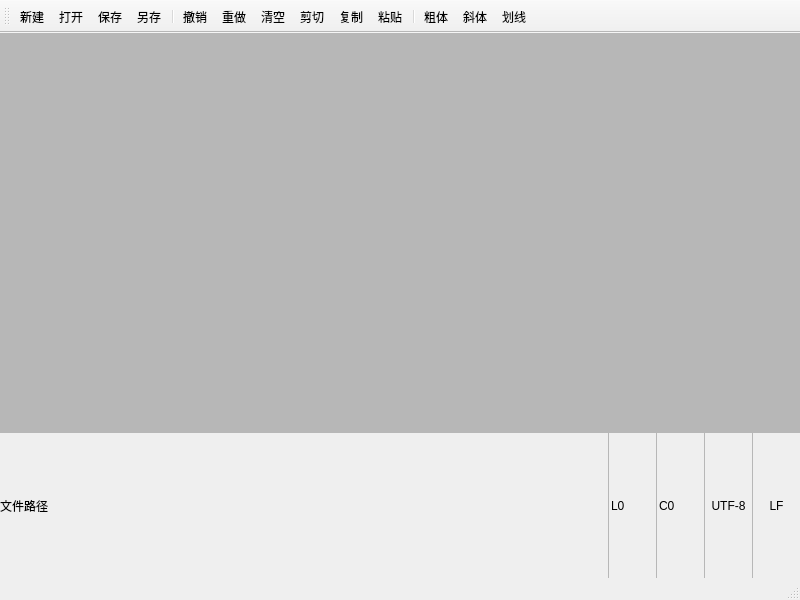
First picture: the form in _en/Computer/Operating_System/Qt_C++_Programming/Notebook/Notebook.ui, repository bss9395/bss9395.github.io, before the edit.
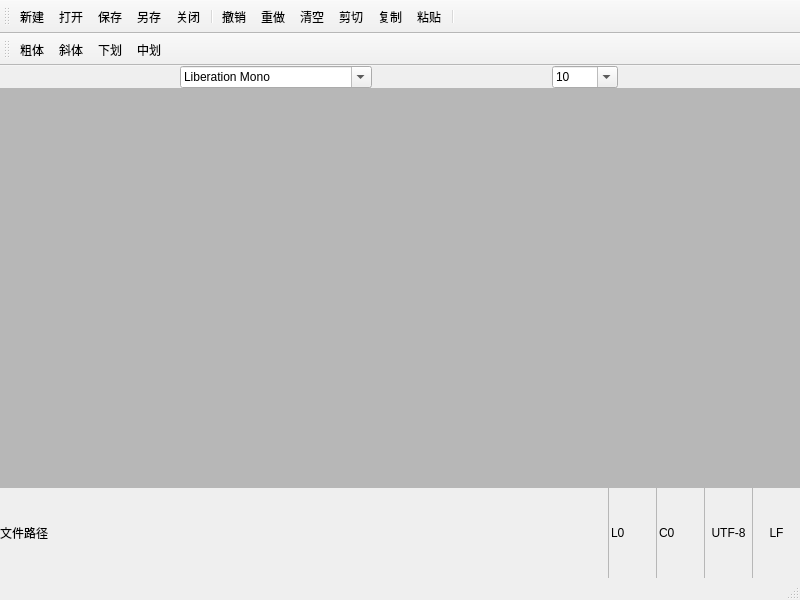
Second picture: the form after the edit. Icons and pictures are not drawn.

```diff
--- a/_en/Computer/Operating_System/Qt_C++_Programming/Notebook/Notebook.ui
+++ b/_en/Computer/Operating_System/Qt_C++_Programming/Notebook/Notebook.ui
@@ -13,6 +13,9 @@
   <property name="windowTitle">
    <string>Notebook</string>
   </property>
+  <property name="toolButtonStyle">
+   <enum>Qt::ToolButtonTextUnderIcon</enum>
+  </property>
   <widget class="QWidget" name="centralwidget">
    <layout class="QVBoxLayout" name="verticalLayout">
     <property name="spacing">
@@ -30,6 +33,206 @@
     <property name="bottomMargin">
      <number>0</number>
     </property>
+    <item>
+     <widget class="QGroupBox" name="GB_Font">
+      <property name="styleSheet">
+       <string notr="true">QGroupBox {
+	border: 0px solid;
+}</string>
+      </property>
+      <property name="title">
+       <string/>
+      </property>
+      <layout class="QHBoxLayout" name="horizontalLayout_2">
+       <property name="spacing">
+        <number>0</number>
+       </property>
+       <property name="leftMargin">
+        <number>0</number>
+       </property>
+       <property name="topMargin">
+        <number>0</number>
+       </property>
+       <property name="rightMargin">
+        <number>0</number>
+       </property>
+       <property name="bottomMargin">
+        <number>0</number>
+       </property>
+       <item>
+        <widget class="QFontComboBox" name="FCB_Font">
+         <property name="sizePolicy">
+          <sizepolicy hsizetype="Fixed" vsizetype="Fixed">
+           <horstretch>0</horstretch>
+           <verstretch>0</verstretch>
+          </sizepolicy>
+         </property>
+         <property name="maximumSize">
+          <size>
+           <width>192</width>
+           <height>24</height>
+          </size>
+         </property>
+         <property name="maxVisibleItems">
+          <number>20</number>
+         </property>
+         <property name="insertPolicy">
+          <enum>QComboBox::NoInsert</enum>
+         </property>
+         <property name="sizeAdjustPolicy">
+          <enum>QComboBox::AdjustToContents</enum>
+         </property>
+         <property name="minimumContentsLength">
+          <number>0</number>
+         </property>
+         <property name="currentFont">
+          <font>
+           <family>Consolas</family>
+           <pointsize>9</pointsize>
+          </font>
+         </property>
+        </widget>
+       </item>
+       <item>
+        <widget class="QComboBox" name="CB_Font_Size">
+         <property name="sizePolicy">
+          <sizepolicy hsizetype="Fixed" vsizetype="Fixed">
+           <horstretch>0</horstretch>
+           <verstretch>0</verstretch>
+          </sizepolicy>
+         </property>
+         <property name="maximumSize">
+          <size>
+           <width>66</width>
+           <height>24</height>
+          </size>
+         </property>
+         <property name="editable">
+          <bool>true</bool>
+         </property>
+         <property name="currentText">
+          <string>10</string>
+         </property>
+         <property name="currentIndex">
+          <number>3</number>
+         </property>
+         <property name="maxVisibleItems">
+          <number>20</number>
+         </property>
+         <property name="insertPolicy">
+          <enum>QComboBox::NoInsert</enum>
+         </property>
+         <property name="sizeAdjustPolicy">
+          <enum>QComboBox::AdjustToContentsOnFirstShow</enum>
+         </property>
+         <property name="minimumContentsLength">
+          <number>0</number>
+         </property>
+         <item>
+          <property name="text">
+           <string>8</string>
+          </property>
+         </item>
+         <item>
+          <property name="text">
+           <string>9</string>
+          </property>
+         </item>
+         <item>
+          <property name="text">
+           <string>9.5</string>
+          </property>
+         </item>
+         <item>
+          <property name="text">
+           <string>10</string>
+          </property>
+         </item>
+         <item>
+          <property name="text">
+           <string>10.5</string>
+          </property>
+         </item>
+         <item>
+          <property name="text">
+           <string>11</string>
+          </property>
+         </item>
+         <item>
+          <property name="text">
+           <string>12</string>
+          </property>
+         </item>
+         <item>
+          <property name="text">
+           <string>13</string>
+          </property>
+         </item>
+         <item>
+          <property name="text">
+           <string>14</string>
+          </property>
+         </item>
+         <item>
+          <property name="text">
+           <string>15</string>
+          </property>
+         </item>
+         <item>
+          <property name="text">
+           <string>16</string>
+          </property>
+         </item>
+         <item>
+          <property name="text">
+           <string>18</string>
+          </property>
+         </item>
+         <item>
+          <property name="text">
+           <string>20</string>
+          </property>
+         </item>
+         <item>
+          <property name="text">
+           <string>22</string>
+          </property>
+         </item>
+         <item>
+          <property name="text">
+           <string>24</string>
+          </property>
+         </item>
+         <item>
+          <property name="text">
+           <string>32</string>
+          </property>
+         </item>
+         <item>
+          <property name="text">
+           <string>40</string>
+          </property>
+         </item>
+         <item>
+          <property name="text">
+           <string>48</string>
+          </property>
+         </item>
+         <item>
+          <property name="text">
+           <string>56</string>
+          </property>
+         </item>
+         <item>
+          <property name="text">
+           <string>64</string>
+          </property>
+         </item>
+        </widget>
+       </item>
+      </layout>
+     </widget>
+    </item>
     <item>
      <widget class="QMdiArea" name="MA_Editor">
       <property name="styleSheet">
@@ -293,14 +496,20 @@
    </property>
   </widget>
   <widget class="QStatusBar" name="SB_Status"/>
-  <widget class="QToolBar" name="toolBar">
+  <widget class="QToolBar" name="TB_Major">
+   <property name="sizePolicy">
+    <sizepolicy hsizetype="Fixed" vsizetype="Fixed">
+     <horstretch>0</horstretch>
+     <verstretch>0</verstretch>
+    </sizepolicy>
+   </property>
    <property name="windowTitle">
     <string>toolBar</string>
    </property>
    <property name="iconSize">
     <size>
-     <width>24</width>
-     <height>24</height>
+     <width>20</width>
+     <height>20</height>
     </size>
    </property>
    <property name="toolButtonStyle">
@@ -316,6 +525,7 @@
    <addaction name="A_Open"/>
    <addaction name="A_Save"/>
    <addaction name="A_Save_As"/>
+   <addaction name="A_Close"/>
    <addaction name="separator"/>
    <addaction name="A_Undo"/>
    <addaction name="A_Redo"/>
@@ -324,9 +534,33 @@
    <addaction name="A_Copy"/>
    <addaction name="A_Paste"/>
    <addaction name="separator"/>
+  </widget>
+  <widget class="QToolBar" name="TB_Minor">
+   <property name="sizePolicy">
+    <sizepolicy hsizetype="Fixed" vsizetype="Fixed">
+     <horstretch>0</horstretch>
+     <verstretch>0</verstretch>
+    </sizepolicy>
+   </property>
+   <property name="windowTitle">
+    <string>toolBar_2</string>
+   </property>
+   <property name="iconSize">
+    <size>
+     <width>20</width>
+     <height>20</height>
+    </size>
+   </property>
+   <attribute name="toolBarArea">
+    <enum>TopToolBarArea</enum>
+   </attribute>
+   <attribute name="toolBarBreak">
+    <bool>true</bool>
+   </attribute>
    <addaction name="A_Bold"/>
    <addaction name="A_Italic"/>
    <addaction name="A_Underline"/>
+   <addaction name="A_Strikeout"/>
   </widget>
   <action name="A_New">
    <property name="icon">
@@ -406,7 +640,7 @@
      <normaloff>:/images/format_underlined.png</normaloff>:/images/format_underlined.png</iconset>
    </property>
    <property name="text">
-    <string>划线</string>
+    <string>下划</string>
    </property>
    <property name="toolTip">
     <string>划线</string>
@@ -471,6 +705,21 @@
     <string>重做</string>
    </property>
   </action>
+  <action name="A_Strikeout">
+   <property name="checkable">
+    <bool>true</bool>
+   </property>
+   <property name="icon">
+    <iconset resource="resources.qrc">
+     <normaloff>:/images/format_strikethrough.png</normaloff>:/images/format_strikethrough.png</iconset>
+   </property>
+   <property name="text">
+    <string>中划</string>
+   </property>
+   <property name="toolTip">
+    <string>中划</string>
+   </property>
+  </action>
  </widget>
  <resources>
   <include location="resources.qrc"/>
```
Left out of the diff: 27 changed lines with no effect on the pictures.
